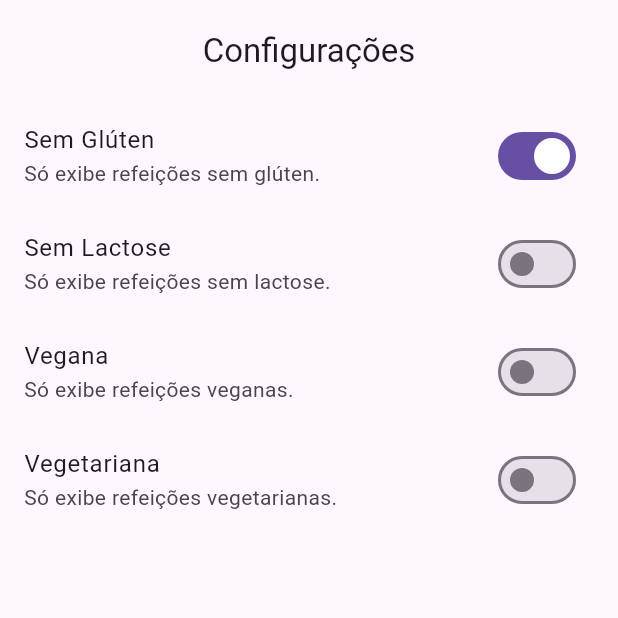
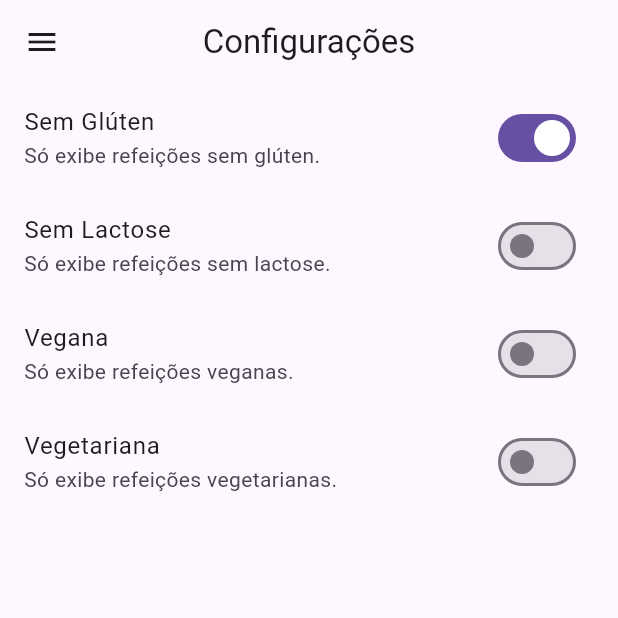
Before and after one commit to GoedertDalmolin/meals, a Flutter app: the SettingsScreen screen opened by its route, after a tap on "Sem Glúten", on a phone screen of 412 x 824 dp, the top half of it. Run offline on Flutter 3.47's test engine with Material 3 defaults, Android fonts, the phone set to English and light mode, and no system bars; our stand-ins replace google_fonts; network calls fail.

```diff
--- a/lib/main.dart
+++ b/lib/main.dart
@@ -1,6 +1,7 @@
 import 'package:flutter/material.dart';
-import 'package:google_fonts/google_fonts.dart';
-import 'package:meals/data/colors.dart';
+import 'package:meals/data/dummy_data.dart';
+import 'package:meals/data/settings.dart';
+import 'package:meals/models/meal.dart';
 import 'package:meals/screens/categories_meals_screen.dart';
 import 'package:meals/screens/meal_detail_screen.dart';
 import 'package:meals/screens/settings_screen.dart';
@@ -11,7 +12,49 @@ void main() {
   WidgetsFlutterBinding.ensureInitialized();
 
   runApp(
-    MaterialApp(
+    const MyApp(),
+  );
+}
+
+class MyApp extends StatefulWidget {
+  const MyApp({super.key});
+
+  @override
+  State<MyApp> createState() => _MyAppState();
+}
+
+class _MyAppState extends State<MyApp> {
+  var settings = Settings();
+  var _availableMeals = dummyMeals;
+  final _favoriteMeals = <Meal>[];
+
+  _filterMeals(Settings settings) {
+    this.settings = settings;
+    setState(() {
+      _availableMeals = dummyMeals.where((meal) {
+        final filterGluten = settings.isGlutenFree && !meal.isGlutenFree;
+        final filterLactose = settings.isLactoseFree && !meal.isLactoseFree;
+        final filterVegan = settings.isVegan && !meal.isVegan;
+        final filterVegetarian = settings.isVegetarian && !meal.isVegetarian;
+
+        return !filterGluten && !filterLactose && !filterVegan && !filterVegetarian;
+      }).toList();
+    });
+  }
+
+  _toggleFavorite(Meal meal) {
+    setState(() {
+      _favoriteMeals.contains(meal) ? _favoriteMeals.remove(meal) : _favoriteMeals.add(meal);
+    });
+  }
+
+  bool _isFavorite(Meal meal) {
+    return _favoriteMeals.contains(meal);
+  }
+
+  @override
+  Widget build(BuildContext context) {
+    return MaterialApp(
       // theme: ThemeData(
       //   colorScheme: ColorScheme.fromSwatch(
       //     primarySwatch: ColorsProject().primarySwatchPallet,
@@ -30,11 +73,11 @@ void main() {
       //       ),
       // ),
       routes: {
-        AppRoutes.home: (context) => const TabsScreen(),
-        AppRoutes.categoriesMeals: (context) => const CategoriesMealsScreen(),
-        AppRoutes.mealDetail: (context) => const MealDetailScreen(),
-        AppRoutes.settings: (context) => const SettingsScreen(),
+        AppRoutes.home: (context) => TabsScreen(favoriteMeals: _favoriteMeals),
+        AppRoutes.categoriesMeals: (context) => CategoriesMealsScreen(meals: _availableMeals),
+        AppRoutes.mealDetail: (context) => MealDetailScreen(onToggleFavorite: _toggleFavorite, isFavorite: _isFavorite),
+        AppRoutes.settings: (context) => SettingsScreen(onSettingsChange: _filterMeals, settings: settings),
       },
-    ),
-  );
+    );
+  }
 }
--- a/lib/screens/settings_screen.dart
+++ b/lib/screens/settings_screen.dart
@@ -3,7 +3,10 @@ import 'package:meals/components/main_drawer.dart';
 import 'package:meals/data/settings.dart';
 
 class SettingsScreen extends StatefulWidget {
-  const SettingsScreen({super.key});
+  final Settings settings;
+  final Function(Settings) onSettingsChange;
+
+  const SettingsScreen({super.key, required this.onSettingsChange, required this.settings});
 
   @override
   State<SettingsScreen> createState() => _SettingsScreenState();
@@ -20,59 +23,61 @@ class _SettingsScreenState extends State<SettingsScreen> {
       title: Text(title),
       subtitle: Text(subTitle),
       value: value,
-      onChanged: onChanged,
+      onChanged: (value) {
+        onChanged(value);
+
+        widget.onSettingsChange(widget.settings);
+      },
     );
   }
-
-  var settings = Settings();
 
   @override
   Widget build(BuildContext context) {
     return Scaffold(
-      // appBar: AppBar(
-      //   title: const Text('Configurações'),
-      //   centerTitle: true,
-      // ),
-      drawer: MainDrawer(),
+      appBar: AppBar(
+        title: const Text('Configurações'),
+        centerTitle: true,
+      ),
+      drawer: const MainDrawer(),
       body: Column(
         children: [
-          Container(
-            padding: EdgeInsets.all(20),
-            child: Text(
-              'Configurações',
-              style: Theme.of(context).textTheme.titleLarge,
-            ),
-          ),
+          // Container(
+          //   padding: EdgeInsets.all(20),
+          //   child: Text(
+          //     'Configurações',
+          //     style: Theme.of(context).textTheme.titleLarge,
+          //   ),
+          // ),
           Expanded(
               child: ListView(
             children: [
               _createSwitch(
                 title: 'Sem Glúten',
                 subTitle: 'Só exibe refeições sem glúten.',
-                value: settings.isGlutenFree,
+                value: widget.settings.isGlutenFree,
                 onChanged: (value) {
                   setState(() {
-                    settings.isGlutenFree = value;
+                    widget.settings.isGlutenFree = value;
                   });
                 },
               ),
               _createSwitch(
                 title: 'Sem Lactose',
                 subTitle: 'Só exibe refeições sem lactose.',
-                value: settings.isLactoseFree,
+                value: widget.settings.isLactoseFree,
                 onChanged: (value) {
                   setState(() {
-                    settings.isLactoseFree = value;
+                    widget.settings.isLactoseFree = value;
                   });
                 },
               ),
               _createSwitch(
                 title: 'Vegana',
                 subTitle: 'Só exibe refeições veganas.',
-                value: settings.isVegan,
+                value: widget.settings.isVegan,
                 onChanged: (value) {
                   setState(() {
-                    settings.isVegan = value;
+                    widget.settings.isVegan = value;
                   });
                 },
               ),
@@ -80,10 +85,10 @@ class _SettingsScreenState extends State<SettingsScreen> {
               _createSwitch(
                 title: 'Vegetariana',
                 subTitle: 'Só exibe refeições vegetarianas.',
-                value: settings.isVegetarian,
+                value: widget.settings.isVegetarian,
                 onChanged: (value) {
                   setState(() {
-                    settings.isVegetarian = value;
+                    widget.settings.isVegetarian = value;
                   });
                 },
               ),
```
Also changed, not shown: lib/screens/categories_meals_screen.dart (+9 -3 lines), lib/screens/favorite_screen.dart (+17 -4 lines), lib/screens/meal_detail_screen.dart (+10 -3 lines), lib/screens/tabs_screen.dart (+20 -8 lines).
